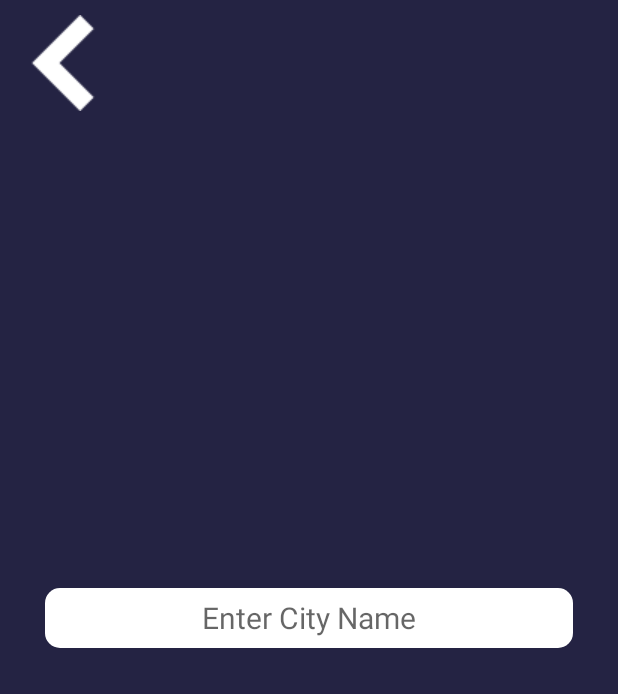
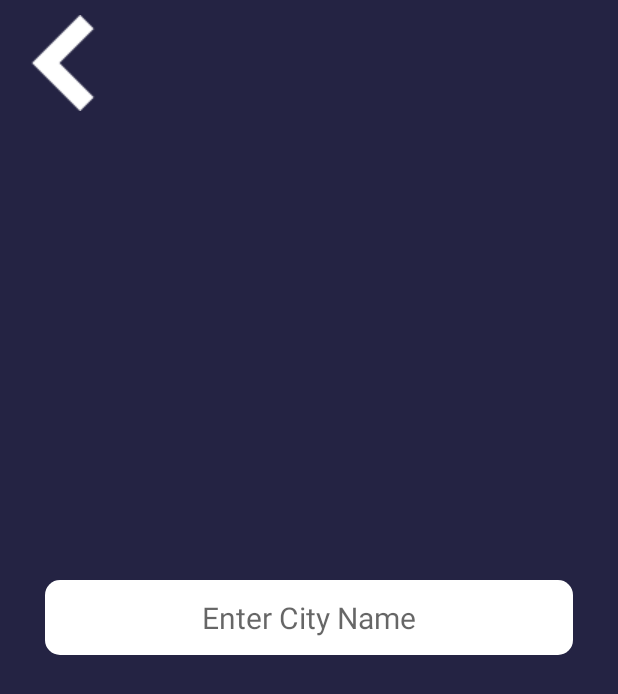
Before and after one commit to Developer-RONNIE/Weather-App-Android, an Android app: the layout activity_city_finder.xml on its own in the app's theme, with its tools: preview values and no code run, on a phone screen of 412 x 824 dp. Shown: the top 694 px of the screen. Run offline under Robolectric (Android 15) with nearby library versions, the phone set to English and light mode, and no system bars.

Commit message:
Updated the CityFinder.java

```diff
--- a/app/src/main/res/layout/activity_city_finder.xml
+++ b/app/src/main/res/layout/activity_city_finder.xml
@@ -23,7 +23,7 @@
   <!-- edit text pending -->
     <EditText
         android:layout_width="match_parent"
-        android:layout_height="40dp"
+        android:layout_height="50dp"
         android:layout_centerHorizontal="true"
         android:layout_centerVertical="true"
         android:hint="Enter City Name"
```
Also changed, not shown: app/src/main/java/com/example/weatherapp/cityFinder.java (added, +29 -0 lines).
